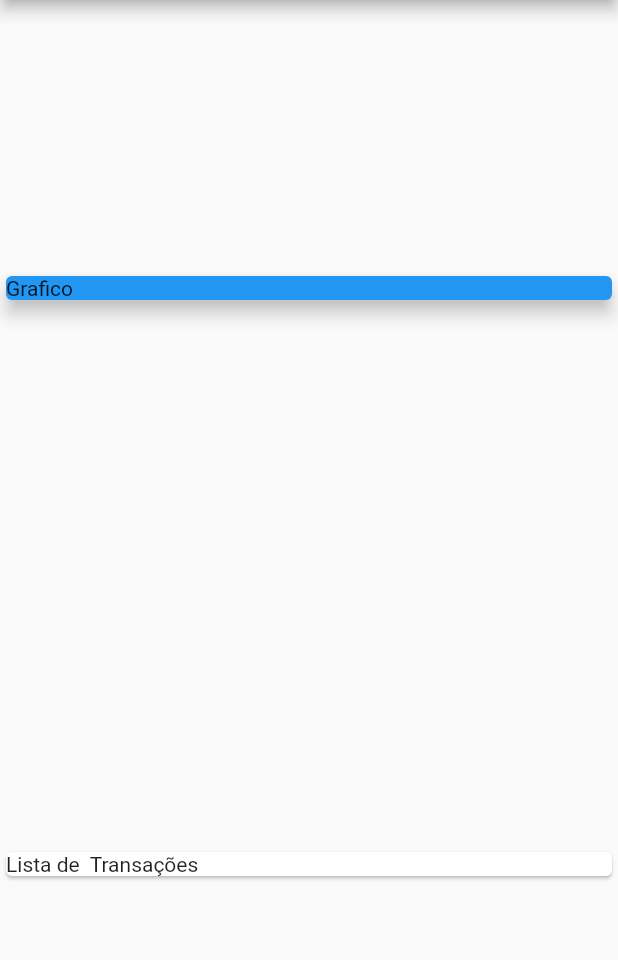
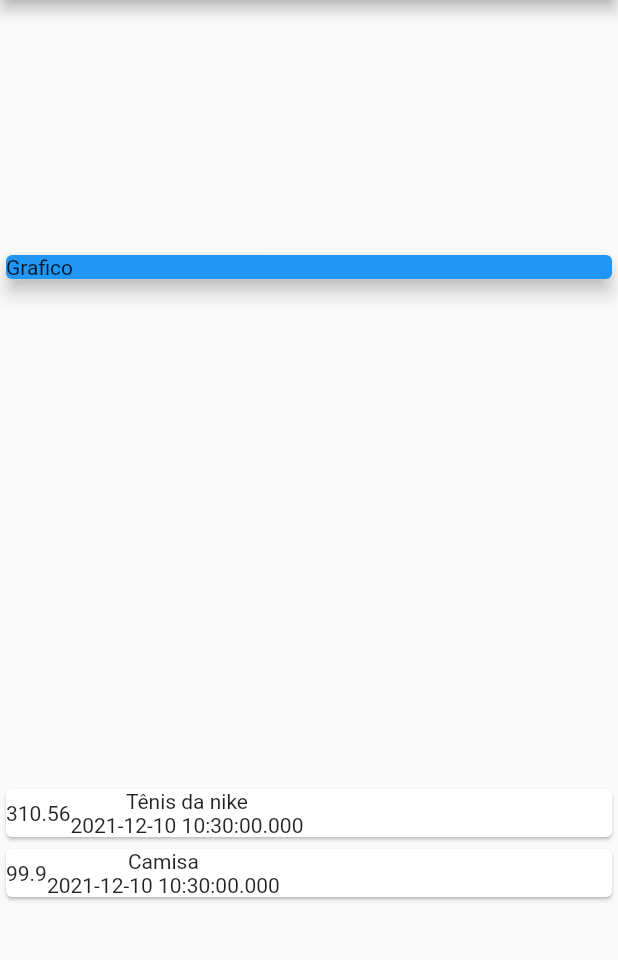
Before and after one commit to MarcelloMonteiro/Despesas-Pessoais, a Flutter app: the screen it shows after launch, on a phone screen of 412 x 824 dp, the part 84-1044 px from its top. Run offline on Flutter 3.47's test engine with Material 2 defaults, Android fonts, the phone set to English and light mode, and no system bars.

Commit message:
Listando despesas usando Map

```diff
--- a/lib/main.dart
+++ b/lib/main.dart
@@ -46,8 +46,24 @@ class MyhomePage extends StatelessWidget {
                 elevation: 5,
               ),
             ),
-            Card(
-              child: Text('Lista de  Transações'),
+            Column(
+              children: _transactions.map((tr) {
+                return Card(
+                  child: Row(
+                    children: <Widget>[
+                      Container(
+                        child: Text(tr.value.toString()),
+                      ),
+                      Column(
+                        children: <Widget>[
+                          Text(tr.title),
+                          Text(tr.date.toString())
+                        ],
+                      )
+                    ],
+                  ),
+                );
+              }).toList(),
             )
           ],
         ));
```
